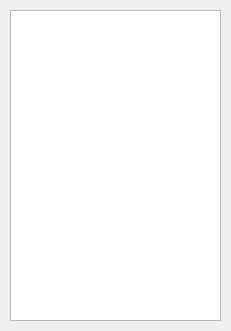
Before: the Qt Designer form Frontend/Main/UiFiles/Friends_list_window.ui in sasuke5055/Python-messenger1, drawn with Qt 5.
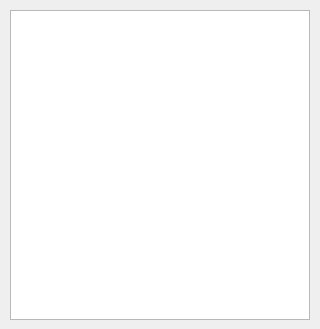
After: the same form once the commit is applied.

Commit message: feat(Searching friends): add new window for searching friends

Diff of the .ui file:
```diff
--- a/Frontend/Main/UiFiles/Friends_list_window.ui
+++ b/Frontend/Main/UiFiles/Friends_list_window.ui
@@ -6,8 +6,8 @@
    <rect>
     <x>0</x>
     <y>0</y>
-    <width>231</width>
-    <height>331</height>
+    <width>320</width>
+    <height>329</height>
    </rect>
   </property>
   <property name="windowTitle">
@@ -19,8 +19,8 @@
      <rect>
       <x>10</x>
       <y>10</y>
-      <width>211</width>
-      <height>311</height>
+      <width>300</width>
+      <height>310</height>
      </rect>
     </property>
    </widget>
```
Left out of the diff: 2 changed lines with no effect on the pictures. The commit also changes 4 other files.
